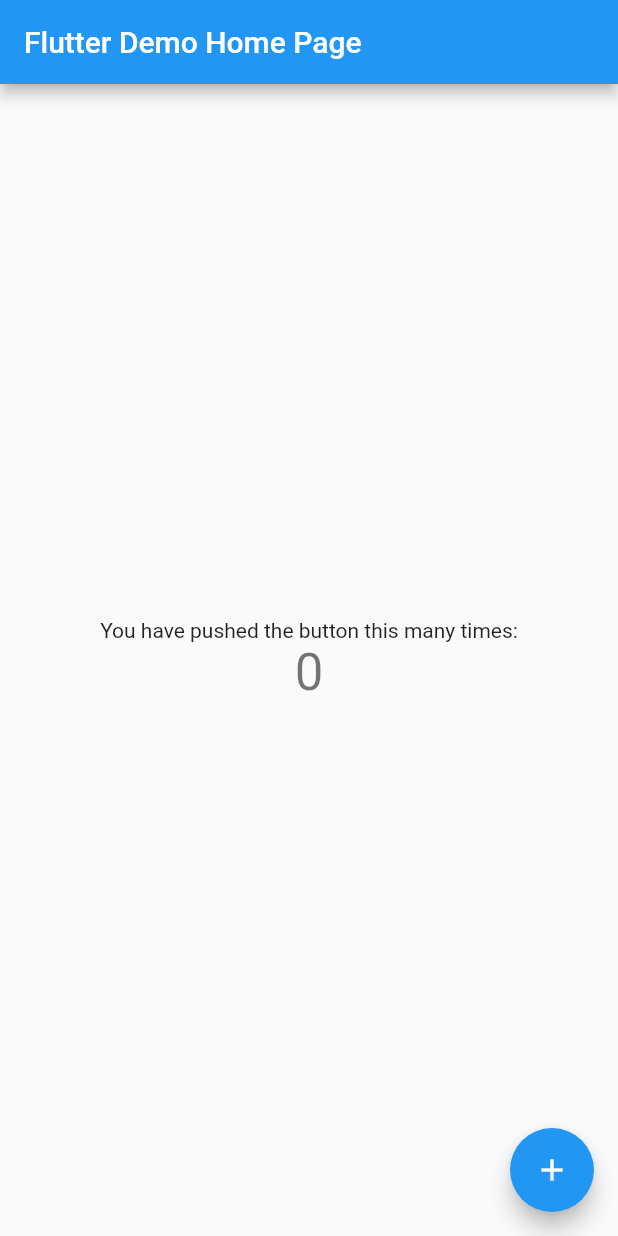
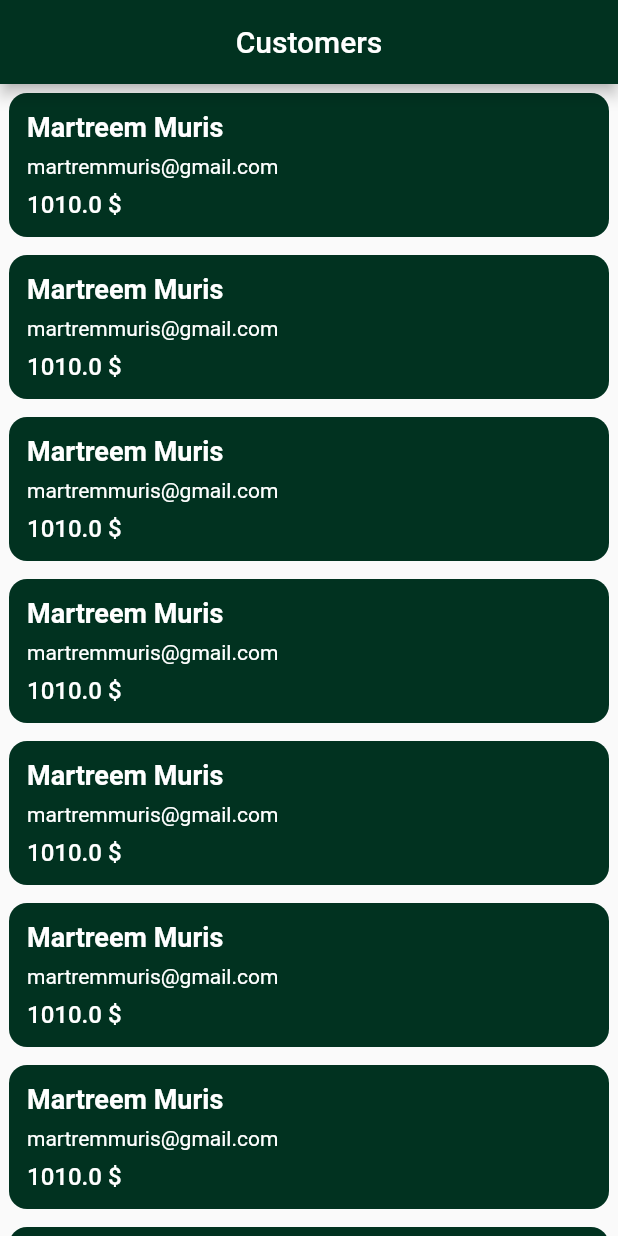
Before and after one commit to MartreemMuris/my-bank, a Flutter app: the screen it shows after launch, on a phone screen of 412 x 824 dp. Run offline on Flutter 3.47's test engine with Material 2 defaults, Android fonts, the phone set to English and light mode, and no system bars; our stand-ins replace hexcolor.

Commit message:
Created users screen UI

```diff
--- /dev/null
+++ b/lib/app.dart
@@ -0,0 +1,21 @@
+import 'package:flutter/material.dart';
+import 'package:flutter/widgets.dart';
+import 'package:my_bank/res/colors/colors.dart';
+import 'package:my_bank/res/colors/material_color_generator.dart';
+import 'package:my_bank/screens/users_screen/view/users_screen.dart';
+
+class MyApp extends StatelessWidget {
+  const MyApp({super.key});
+
+  // This widget is the root of your application.
+  @override
+  Widget build(BuildContext context) {
+    return MaterialApp(
+      title: 'Flutter Demo',
+      theme: ThemeData(
+        primarySwatch: MaterialColorGenerator.from(AppColors.primary),
+      ),
+      home: const UsersScreen(),
+    );
+  }
+}
--- /dev/null
+++ b/lib/common/modules/user.dart
@@ -0,0 +1,12 @@
+// ignore_for_file: public_member_api_docs, sort_constructors_first
+class User {
+  String id, name, email;
+  double currentBalance;
+
+  User({
+    required this.id,
+    required this.name,
+    required this.email,
+    required this.currentBalance,
+  });
+}
--- a/lib/main.dart
+++ b/lib/main.dart
@@ -1,115 +1,6 @@
 import 'package:flutter/material.dart';
+import 'package:my_bank/app.dart';
 
 void main() {
   runApp(const MyApp());
 }
-
-class MyApp extends StatelessWidget {
-  const MyApp({super.key});
-
-  // This widget is the root of your application.
-  @override
-  Widget build(BuildContext context) {
-    return MaterialApp(
-      title: 'Flutter Demo',
-      theme: ThemeData(
-        // This is the theme of your application.
-        //
-        // Try running your application with "flutter run". You'll see the
-        // application has a blue toolbar. Then, without quitting the app, try
-        // changing the primarySwatch below to Colors.green and then invoke
-        // "hot reload" (press "r" in the console where you ran "flutter run",
-        // or simply save your changes to "hot reload" in a Flutter IDE).
-        // Notice that the counter didn't reset back to zero; the application
-        // is not restarted.
-        primarySwatch: Colors.blue,
-      ),
-      home: const MyHomePage(title: 'Flutter Demo Home Page'),
-    );
-  }
-}
-
-class MyHomePage extends StatefulWidget {
-  const MyHomePage({super.key, required this.title});
-
-  // This widget is the home page of your application. It is stateful, meaning
-  // that it has a State object (defined below) that contains fields that affect
-  // how it looks.
-
-  // This class is the configuration for the state. It holds the values (in this
-  // case the title) provided by the parent (in this case the App widget) and
-  // used by the build method of the State. Fields in a Widget subclass are
-  // always marked "final".
-
-  final String title;
-
-  @override
-  State<MyHomePage> createState() => _MyHomePageState();
-}
-
-class _MyHomePageState extends State<MyHomePage> {
-  int _counter = 0;
-
-  void _incrementCounter() {
-    setState(() {
-      // This call to setState tells the Flutter framework that something has
-      // changed in this State, which causes it to rerun the build method below
-      // so that the display can reflect the updated values. If we changed
-      // _counter without calling setState(), then the build method would not be
-      // called again, and so nothing would appear to happen.
-      _counter++;
-    });
-  }
-
-  @override
-  Widget build(BuildContext context) {
-    // This method is rerun every time setState is called, for instance as done
-    // by the _incrementCounter method above.
-    //
-    // The Flutter framework has been optimized to make rerunning build methods
-    // fast, so that you can just rebuild anything that needs updating rather
-    // than having to individually change instances of widgets.
-    return Scaffold(
-      appBar: AppBar(
-        // Here we take the value from the MyHomePage object that was created by
-        // the App.build method, and use it to set our appbar title.
-        title: Text(widget.title),
-      ),
-      body: Center(
-        // Center is a layout widget. It takes a single child and positions it
-        // in the middle of the parent.
-        child: Column(
-          // Column is also a layout widget. It takes a list of children and
-          // arranges them vertically. By default, it sizes itself to fit its
-          // children horizontally, and tries to be as tall as its parent.
-          //
-          // Invoke "debug painting" (press "p" in the console, choose the
-          // "Toggle Debug Paint" action from the Flutter Inspector in Android
-          // Studio, or the "Toggle Debug Paint" command in Visual Studio Code)
-          // to see the wireframe for each widget.
-          //
-          // Column has various properties to control how it sizes itself and
-          // how it positions its children. Here we use mainAxisAlignment to
-          // center the children vertically; the main axis here is the vertical
-          // axis because Columns are vertical (the cross axis would be
-          // horizontal).
-          mainAxisAlignment: MainAxisAlignment.center,
-          children: <Widget>[
-            const Text(
-              'You have pushed the button this many times:',
-            ),
-            Text(
-              '$_counter',
-              style: Theme.of(context).textTheme.headlineMedium,
-            ),
-          ],
-        ),
-      ),
-      floatingActionButton: FloatingActionButton(
-        onPressed: _incrementCounter,
-        tooltip: 'Increment',
-        child: const Icon(Icons.add),
-      ), // This trailing comma makes auto-formatting nicer for build methods.
-    );
-  }
-}
--- /dev/null
+++ b/lib/res/colors/colors.dart
@@ -0,0 +1,7 @@
+import 'dart:ui';
+
+import 'package:hexcolor/hexcolor.dart';
+
+class AppColors {
+  static Color primary = HexColor("#013220");
+}
--- /dev/null
+++ b/lib/res/colors/material_color_generator.dart
@@ -0,0 +1,18 @@
+import 'package:flutter/material.dart';
+
+class MaterialColorGenerator{
+  static MaterialColor from(Color color) {
+    return MaterialColor(color.value, <int, Color>{
+      50: color.withOpacity(0.1),
+      100: color.withOpacity(0.2),
+      200: color.withOpacity(0.3),
+      300: color.withOpacity(0.4),
+      400: color.withOpacity(0.5),
+      500: color.withOpacity(0.6),
+      600: color.withOpacity(0.7),
+      700: color.withOpacity(0.8),
+      800: color.withOpacity(0.9),
+      900: color.withOpacity(1.0),
+    });
+  }
+}
--- /dev/null
+++ b/lib/screens/users_screen/view/users_screen.dart
@@ -0,0 +1,33 @@
+import 'package:flutter/material.dart';
+import 'package:my_bank/screens/users_screen/view/widgets/user_item.dart';
+import 'package:my_bank/screens/users_screen/view_model/users_screen_view_model.dart';
+import 'package:provider/provider.dart';
+
+class UsersScreen extends StatelessWidget {
+  const UsersScreen({super.key});
+
+  @override
+  Widget build(BuildContext context) {
+    return Scaffold(
+      appBar: AppBar(
+        title: const Text('Customers'),
+        centerTitle: true,
+      ),
+      body: SafeArea(
+        child: ChangeNotifierProvider(
+            create: (context) => UsersScreenViewModel(),
+            builder: (context, child) {
+              var viewModel = Provider.of<UsersScreenViewModel>(
+                context,
+                listen: true,
+              );
+              return ListView(
+                children: viewModel.users
+                    .map((user) => UserItem(user: user))
+                    .toList(),
+              );
+            }),
+      ),
+    );
+  }
+}
--- /dev/null
+++ b/lib/screens/users_screen/view/widgets/user_item.dart
@@ -0,0 +1,53 @@
+import 'package:flutter/material.dart';
+import 'package:my_bank/common/modules/user.dart';
+import 'package:my_bank/res/colors/colors.dart';
+
+class UserItem extends StatelessWidget {
+  final User user;
+
+  const UserItem({
+    super.key,
+    required this.user,
+  });
+
+  @override
+  Widget build(BuildContext context) {
+    return Container(
+      padding: const EdgeInsets.all(12),
+      margin: const EdgeInsets.all(6),
+      decoration: BoxDecoration(
+        color: AppColors.primary,
+        borderRadius: BorderRadius.circular(12),
+      ),
+      child: Column(
+        crossAxisAlignment: CrossAxisAlignment.start,
+        children: [
+          Text(
+            user.name,
+            style: const TextStyle(
+              color: Colors.white,
+              fontSize: 18,
+              fontWeight: FontWeight.w600,
+            ),
+          ),
+          const SizedBox(height: 8),
+          Text(
+            user.email,
+            style: const TextStyle(
+              color: Colors.white,
+            ),
+          ),
+          const SizedBox(height: 8),
+          Text(
+            "${user.currentBalance} \$",
+            style: const TextStyle(
+              color: Colors.white,
+              fontSize: 16,
+              fontWeight: FontWeight.w500,
+            ),
+          ),
+        ],
+      ),
+    );
+  }
+}
--- /dev/null
+++ b/lib/screens/users_screen/view_model/users_screen_view_model.dart
@@ -0,0 +1,67 @@
+import 'package:flutter/material.dart';
+import 'package:my_bank/common/modules/user.dart';
+
+class UsersScreenViewModel extends ChangeNotifier {
+  List<User> users = [
+    User(
+      id: "1",
+      name: "Martreem Muris",
+      email: "martremmuris@gmail.com",
+      currentBalance: 1010,
+    ),
+    User(
+      id: "1",
+      name: "Martreem Muris",
+      email: "martremmuris@gmail.com",
+      currentBalance: 1010,
+    ),
+    User(
+      id: "1",
+      name: "Martreem Muris",
+      email: "martremmuris@gmail.com",
+      currentBalance: 1010,
+    ),
+    User(
+      id: "1",
+      name: "Martreem Muris",
+      email: "martremmuris@gmail.com",
+      currentBalance: 1010,
+    ),
+    User(
+      id: "1",
+      name: "Martreem Muris",
+      email: "martremmuris@gmail.com",
+      currentBalance: 1010,
+    ),
+    User(
+      id: "1",
+      name: "Martreem Muris",
+      email: "martremmuris@gmail.com",
+      currentBalance: 1010,
+    ),
+    User(
+      id: "1",
+      name: "Martreem Muris",
+      email: "martremmuris@gmail.com",
+      currentBalance: 1010,
+    ),
+    User(
+      id: "1",
+      name: "Martreem Muris",
+      email: "martremmuris@gmail.com",
+      currentBalance: 1010,
+    ),
+    User(
+      id: "1",
+      name: "Martreem Muris",
+      email: "martremmuris@gmail.com",
+      currentBalance: 1010,
+    ),
+    User(
+      id: "1",
+      name: "Martreem Muris",
+      email: "martremmuris@gmail.com",
+      currentBalance: 1010,
+    ),
+  ];
+}
--- a/pubspec.yaml
+++ b/pubspec.yaml
@@ -35,6 +35,8 @@ dependencies:
   # The following adds the Cupertino Icons font to your application.
   # Use with the CupertinoIcons class for iOS style icons.
   cupertino_icons: ^1.0.2
+  hexcolor: ^3.0.1
+  provider: ^6.0.5
 
 dev_dependencies:
   flutter_test:
```
Also changed, not shown: lib/screens/transfer_money_screen/view/transfer_money_screen.dart (added), lib/screens/transfer_money_screen/view_model/transfer_money_view_model.dart (added), pubspec.lock, 2 other files.
